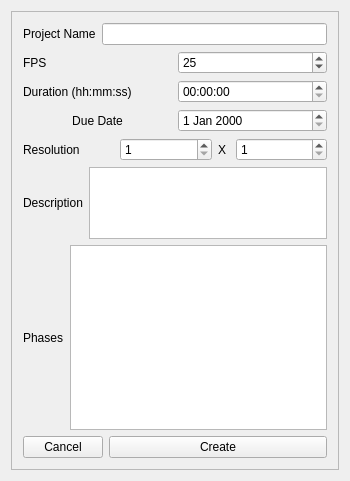
Old version of the form DPSPipeline/widgets/createprojectwidget/ui/createprojectwidget.ui in the repository kanooshka/DPS_PIPELINE.
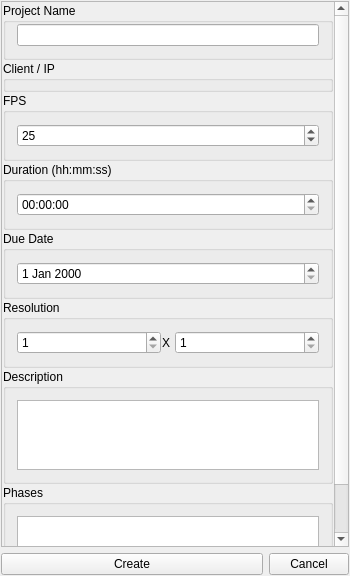
New version of the form.

Commit message: Initial Client/IP on project creation

What changed in the file:
```diff
--- a/DPSPipeline/widgets/createprojectwidget/ui/createprojectwidget.ui
+++ b/DPSPipeline/widgets/createprojectwidget/ui/createprojectwidget.ui
@@ -7,13 +7,13 @@
     <x>0</x>
     <y>0</y>
     <width>350</width>
-    <height>481</height>
+    <height>576</height>
    </rect>
   </property>
   <property name="minimumSize">
    <size>
     <width>350</width>
-    <height>480</height>
+    <height>550</height>
    </size>
   </property>
   <property name="maximumSize">
@@ -32,6 +32,21 @@
    <string>Widget</string>
   </property>
   <layout class="QGridLayout" name="gridLayout">
+   <property name="leftMargin">
+    <number>1</number>
+   </property>
+   <property name="topMargin">
+    <number>1</number>
+   </property>
+   <property name="rightMargin">
+    <number>1</number>
+   </property>
+   <property name="bottomMargin">
+    <number>1</number>
+   </property>
+   <property name="spacing">
+    <number>1</number>
+   </property>
    <item row="0" column="0">
     <widget class="QScrollArea" name="scrollArea">
      <property name="widgetResizable">
@@ -42,22 +57,43 @@
        <rect>
         <x>0</x>
         <y>0</y>
-        <width>330</width>
-        <height>461</height>
+        <width>346</width>
+        <height>542</height>
        </rect>
       </property>
       <layout class="QGridLayout" name="gridLayout_2">
+       <property name="leftMargin">
+        <number>1</number>
+       </property>
+       <property name="topMargin">
+        <number>1</number>
+       </property>
+       <property name="rightMargin">
+        <number>1</number>
+       </property>
+       <property name="bottomMargin">
+        <number>1</number>
+       </property>
+       <property name="spacing">
+        <number>1</number>
+       </property>
        <item row="0" column="0">
         <layout class="QVBoxLayout" name="verticalLayout">
+         <property name="spacing">
+          <number>1</number>
+         </property>
          <item>
-          <layout class="QHBoxLayout" name="horizontalLayout_9">
-           <item>
-            <widget class="QLabel" name="label">
-             <property name="text">
+          <widget class="QGroupBox" name="">
+           <property name="title">
               <string>Project Name</string>
              </property>
-            </widget>
-           </item>
+           <layout class="QHBoxLayout" name="horizontalLayout_9">
+            <property name="spacing">
+             <number>1</number>
+            </property>
+            <property name="topMargin">
+             <number>1</number>
+            </property>
            <item>
             <widget class="QLineEdit" name="projectNameQLineEdit">
              <property name="text">
@@ -66,34 +102,41 @@
             </widget>
            </item>
           </layout>
+          </widget>
          </item>
          <item>
-          <layout class="QHBoxLayout" name="horizontalLayout_8">
-           <item>
-            <widget class="QLabel" name="label_3">
-             <property name="sizePolicy">
-              <sizepolicy hsizetype="Preferred" vsizetype="Preferred">
-               <horstretch>0</horstretch>
-               <verstretch>0</verstretch>
-              </sizepolicy>
-             </property>
-             <property name="layoutDirection">
-              <enum>Qt::LeftToRight</enum>
-             </property>
-             <property name="text">
+          <widget class="QGroupBox" name="clientIPBox">
+           <property name="title">
+            <string>Client / IP</string>
+           </property>
+           <layout class="QHBoxLayout" name="clientIPBoxLayout">
+            <property name="spacing">
+             <number>1</number>
+            </property>
+            <property name="leftMargin">
+             <number>1</number>
+            </property>
+            <property name="topMargin">
+             <number>1</number>
+            </property>
+            <property name="rightMargin">
+             <number>1</number>
+            </property>
+            <property name="bottomMargin">
+             <number>1</number>
+            </property>
+           </layout>
+          </widget>
+         </item>
+         <item>
+          <widget class="QGroupBox" name="">
+           <property name="title">
               <string>FPS</string>
              </property>
-             <property name="textFormat">
-              <enum>Qt::AutoText</enum>
-             </property>
-             <property name="scaledContents">
-              <bool>false</bool>
-             </property>
-             <property name="alignment">
-              <set>Qt::AlignLeading|Qt::AlignLeft|Qt::AlignVCenter</set>
-             </property>
-            </widget>
-           </item>
+           <layout class="QHBoxLayout" name="horizontalLayout_8">
+            <property name="spacing">
+             <number>1</number>
+            </property>
            <item>
             <widget class="QSpinBox" name="fps">
              <property name="maximum">
@@ -105,16 +148,17 @@
             </widget>
            </item>
           </layout>
+          </widget>
          </item>
          <item>
-          <layout class="QHBoxLayout" name="horizontalLayout_7">
-           <item>
-            <widget class="QLabel" name="label_8">
-             <property name="text">
+          <widget class="QGroupBox" name="">
+           <property name="title">
               <string>Duration (hh:mm:ss)</string>
              </property>
-            </widget>
-           </item>
+           <layout class="QHBoxLayout" name="horizontalLayout_7">
+            <property name="spacing">
+             <number>1</number>
+            </property>
            <item>
             <widget class="QTimeEdit" name="durationEdit">
              <property name="acceptDrops">
@@ -132,36 +176,32 @@
             </widget>
            </item>
           </layout>
+          </widget>
          </item>
          <item>
-          <layout class="QHBoxLayout" name="horizontalLayout_6">
-           <item>
-            <widget class="QLabel" name="label_2">
-             <property name="text">
+          <widget class="QGroupBox" name="">
+           <property name="title">
               <string>Due Date</string>
              </property>
-             <property name="scaledContents">
-              <bool>false</bool>
-             </property>
-             <property name="alignment">
-              <set>Qt::AlignCenter</set>
-             </property>
-            </widget>
-           </item>
+           <layout class="QHBoxLayout" name="horizontalLayout_6">
+            <property name="spacing">
+             <number>1</number>
+            </property>
            <item>
             <widget class="QDateEdit" name="duedateEdit"/>
            </item>
           </layout>
+          </widget>
          </item>
          <item>
-          <layout class="QHBoxLayout" name="horizontalLayout_5">
-           <item>
-            <widget class="QLabel" name="label_7">
-             <property name="text">
+          <widget class="QGroupBox" name="">
+           <property name="title">
               <string>Resolution</string>
              </property>
-            </widget>
-           </item>
+           <layout class="QHBoxLayout" name="horizontalLayout_5">
+            <property name="spacing">
+             <number>1</number>
+            </property>
            <item>
             <widget class="QSpinBox" name="xres_spinBox">
              <property name="maximumSize">
@@ -208,16 +248,17 @@
             </widget>
            </item>
           </layout>
+          </widget>
          </item>
          <item>
-          <layout class="QHBoxLayout" name="horizontalLayout_4">
-           <item>
-            <widget class="QLabel" name="label_4">
-             <property name="text">
+          <widget class="QGroupBox" name="">
+           <property name="title">
               <string>Description</string>
              </property>
-            </widget>
-           </item>
+           <layout class="QHBoxLayout" name="horizontalLayout_4">
+            <property name="spacing">
+             <number>1</number>
+            </property>
            <item>
             <widget class="QTextEdit" name="descriptionTextEdit">
              <property name="maximumSize">
@@ -236,16 +277,17 @@
             </widget>
            </item>
           </layout>
+          </widget>
          </item>
          <item>
-          <layout class="QHBoxLayout" name="horizontalLayout">
-           <item>
-            <widget class="QLabel" name="label_5">
-             <property name="text">
+          <widget class="QGroupBox" name="">
+           <property name="title">
               <string>Phases</string>
              </property>
-            </widget>
-           </item>
+           <layout class="QHBoxLayout" name="horizontalLayout">
+            <property name="spacing">
+             <number>1</number>
+            </property>
            <item>
             <widget class="QListWidget" name="phaseListWidget">
              <property name="sizePolicy">
@@ -266,15 +308,39 @@
             </widget>
            </item>
           </layout>
+          </widget>
          </item>
          <item>
-          <layout class="QHBoxLayout" name="horizontalLayout_2" stretch="1,1">
+          <layout class="QHBoxLayout" name="horizontalLayout_2" stretch="">
            <property name="sizeConstraint">
             <enum>QLayout::SetDefaultConstraint</enum>
            </property>
            <property name="leftMargin">
             <number>0</number>
            </property>
+          </layout>
+         </item>
+        </layout>
+       </item>
+      </layout>
+     </widget>
+    </widget>
+   </item>
+   <item row="5" column="0">
+    <layout class="QHBoxLayout" name="horizontalLayout_3">
+     <property name="leftMargin">
+      <number>0</number>
+     </property>
+     <property name="topMargin">
+      <number>5</number>
+     </property>
+     <item>
+      <widget class="QPushButton" name="createButton">
+       <property name="text">
+        <string>Create</string>
+       </property>
+      </widget>
+     </item>
            <item>
             <widget class="QPushButton" name="cancelButton">
              <property name="maximumSize">
@@ -288,20 +354,7 @@
              </property>
             </widget>
            </item>
-           <item>
-            <widget class="QPushButton" name="createButton">
-             <property name="text">
-              <string>Create</string>
-             </property>
-            </widget>
-           </item>
-          </layout>
-         </item>
-        </layout>
-       </item>
-      </layout>
-     </widget>
-    </widget>
+    </layout>
    </item>
   </layout>
  </widget>
```
Lines whose indentation alone changed are shown as unchanged. The commit also changes 3 other files.
